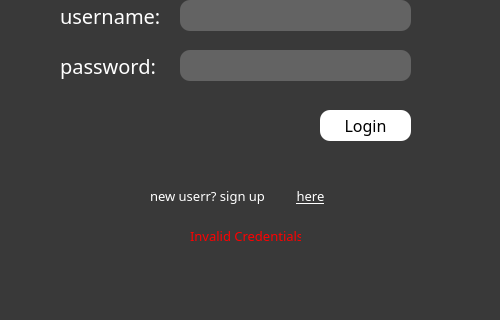
Above: login.ui from shahm58/PaceMakerGroup37 before the change; both pictures show x 0 to 500 and y 180 to 500 of the 500 by 500 pixel window. Below: the same form after it.
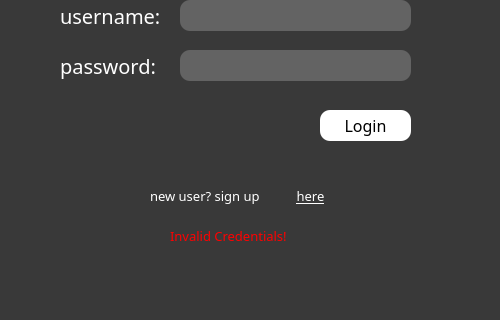
That is the form after the change.

Commit message: Created Login Error Handling

```diff
--- a/login.ui
+++ b/login.ui
@@ -179,7 +179,7 @@
     <string notr="true">color: rgb(255, 255, 255);</string>
    </property>
    <property name="text">
-    <string>new userr? sign up</string>
+    <string>new user? sign up</string>
    </property>
   </widget>
   <widget class="QPushButton" name="createaccbutton">
@@ -210,9 +210,9 @@
   <widget class="QLabel" name="invalid_error">
    <property name="geometry">
     <rect>
-     <x>190</x>
+     <x>170</x>
      <y>400</y>
-     <width>111</width>
+     <width>141</width>
      <height>31</height>
     </rect>
    </property>
```
The commit also changes 3 other files.
